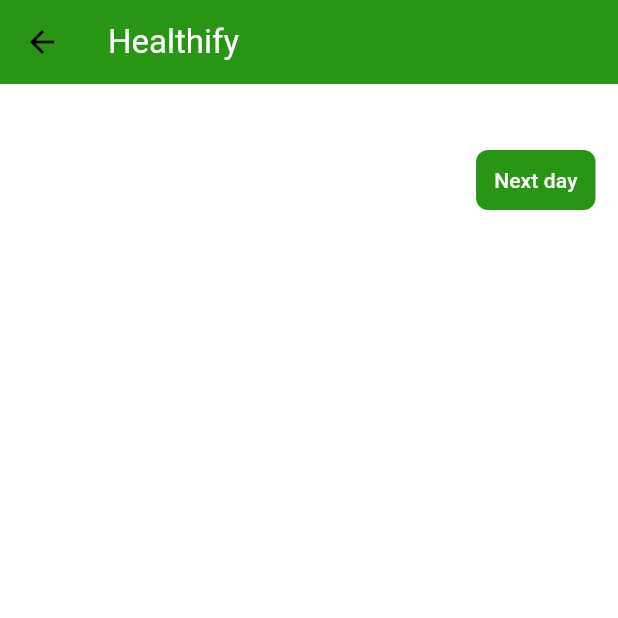
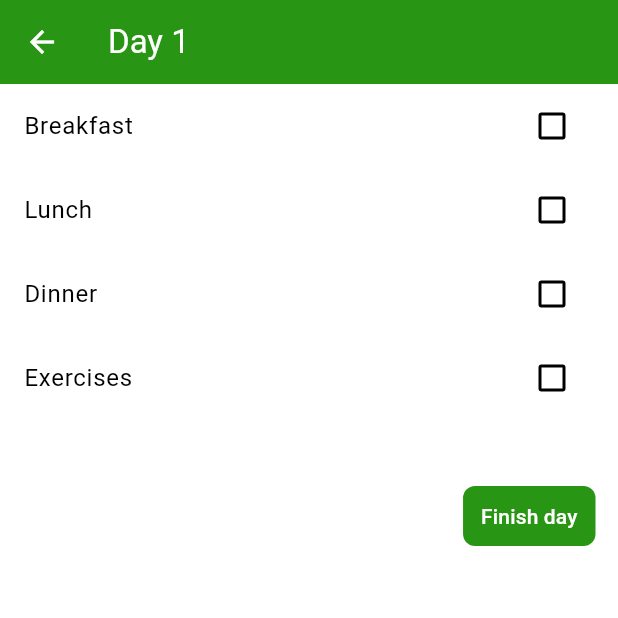
Before and after one commit to reco-e-bun/healthify, a Flutter app: the HomePage screen opened by its route, item 2 of the bottom bar chosen, after a tap on "Complete day", on a phone screen of 412 x 824 dp, the top half of it. Run offline on Flutter 3.47's test engine with Material 3 defaults, Android fonts, the phone set to English and light mode, and no system bars; our stand-ins replace flutter_dotenv, shared_preferences; accounts and stored records are empty.

Commit message:
fixes, completeDayPage(partial)

```diff
--- a/lib/main.dart
+++ b/lib/main.dart
@@ -546,7 +546,13 @@
   updateStateByDay() async {
     final prefs = await SharedPreferences.getInstance();
 
-    final meals = prefs.getString("day${currentDay}Meals");
+    int curDay = currentDay % 5;
+
+    if(curDay == 0) {
+      curDay = 5;
+    }
+
+    final meals = prefs.getString("day${curDay}Meals");
 
     if (meals == null) {
       //asta e pusa aici doar pt ca imi dadea eroare ca era "String?" si nu stiam altcv ce sa i fac :)
@@ -693,12 +699,16 @@
               )),
           for(int i=1;i<=5;i++)
             Row(
+              mainAxisAlignment: MainAxisAlignment.center,
               children: <Widget>[
                 for(int j=(i-1)*6+1;j<=(i-1)*6+6 && j<currentDay;j++)
                   Padding(
-                    padding: const EdgeInsets.only(left: 0),
+                    padding: EdgeInsets.only(left: (j==(i-1)*6+1) ? 0 : 5),
+                    child: SizedBox(
+                      width: 50,
                       child: TextButton(
                         style: ButtonStyle(
+                          fixedSize: MaterialStateProperty.all<Size?>(const Size.fromWidth(10)),
                           foregroundColor: MaterialStateProperty.all<Color>(Colors.white),
                           backgroundColor: MaterialStateProperty.all<Color>(
                             Theme.of(context).colorScheme.primary      //asta am pus-o doar de forma ca trebuie mai intai facut shared preferances
@@ -706,14 +716,19 @@
                         ),
                         child: Text("$j"),
                         onPressed: dayButtonHandler,
+                      ),
                     )
                   ),
                 for(int j=max((i-1)*6+1, currentDay);j<=(i-1)*6+6;j++)
                   Padding(
-                    padding: const EdgeInsets.only(left: 0),
+                    padding: EdgeInsets.only(left: (j==(i-1)*6+1) ? 0 : 5),
+                    child: SizedBox(
+                      width: 50,
                       child: TextButton(
+
                         child: Text("$j"),
                         onPressed: (){},
+                      ),
                     )
                   )
               ]
@@ -800,7 +815,7 @@
   }
 
   void completeDayButtonHandler(){
-    Navigator.push(context, MaterialPageRoute(builder: (context)=>const completeDayPage()));
+    Navigator.push(context, MaterialPageRoute(builder: (context)=>completeDayPage(currentDay: currentDay)));
   }
 
   void dayButtonHandler(){
@@ -827,6 +842,7 @@
       appBar: AppBar(
         backgroundColor: Theme.of(context).colorScheme.primary,
         title: Text("Healthify", style: const TextStyle(color: Colors.white)),
+        leading: BackButton(color: Colors.white,),
       ),
       body: Column(
         children: <Widget>[
@@ -837,20 +853,59 @@
   }
 }
 
-class completeDayPage extends StatelessWidget{
-  const completeDayPage({super.key});
+class completeDayPage extends StatefulWidget{
+  const completeDayPage({super.key, required this.currentDay});
+
+  final int currentDay;
+
+  @override
+  State<completeDayPage> createState() => _completeDayPageState();
+}
+
+class _completeDayPageState extends State<completeDayPage> {
+  bool breakfastCheck = false;
+  bool lunchCheck = false;
+  bool dinnerCheck = false;
+  bool exerciseCheck = false;
+
 
   @override
   Widget build(BuildContext context){
     return Scaffold(
       appBar: AppBar(
         backgroundColor: Theme.of(context).colorScheme.primary,
-        title: Text("Healthify", style: const TextStyle(color: Colors.white)),
+        leading: BackButton(color: Colors.white,),
+        // foregroundColor: Colors.white,
+        title: Text("Day ${widget.currentDay}", style: const TextStyle(color: Colors.white)),
       ),
       body: Column(
         children: <Widget>[
           //ceva checklist mi-e lene sa fac
 
+          Column(
+            children: [
+              CheckboxListTile(
+                value: breakfastCheck,
+                title: Text("Breakfast"),
+                onChanged: (bool? value){setState(() {breakfastCheck = value!;},);},
+              ),
+              CheckboxListTile(
+                value: lunchCheck,
+                title: Text("Lunch"),
+                onChanged: (bool? value){setState(() {lunchCheck = value!;},);},
+              ),
+              CheckboxListTile(
+                value: dinnerCheck,
+                title: Text("Dinner"),
+                onChanged: (bool? value){setState(() {dinnerCheck = value!;},);},
+              ),
+              CheckboxListTile(
+                value: exerciseCheck,
+                title: Text("Exercises"),
+                onChanged: (bool? value){setState(() {exerciseCheck = value!;},);},
+              ),
+            ],
+          ),
           Align(
               alignment: Alignment.bottomRight,
               child: Padding(
@@ -868,7 +923,7 @@
                     ),
                   ),
                   onPressed: nextDayButtonHandler,
-                  child: const Text("Next day"),
+                  child: const Text("Finish day"),
                 ),
               ),
             ),
```
Lines whose indentation alone changed are shown as unchanged.
